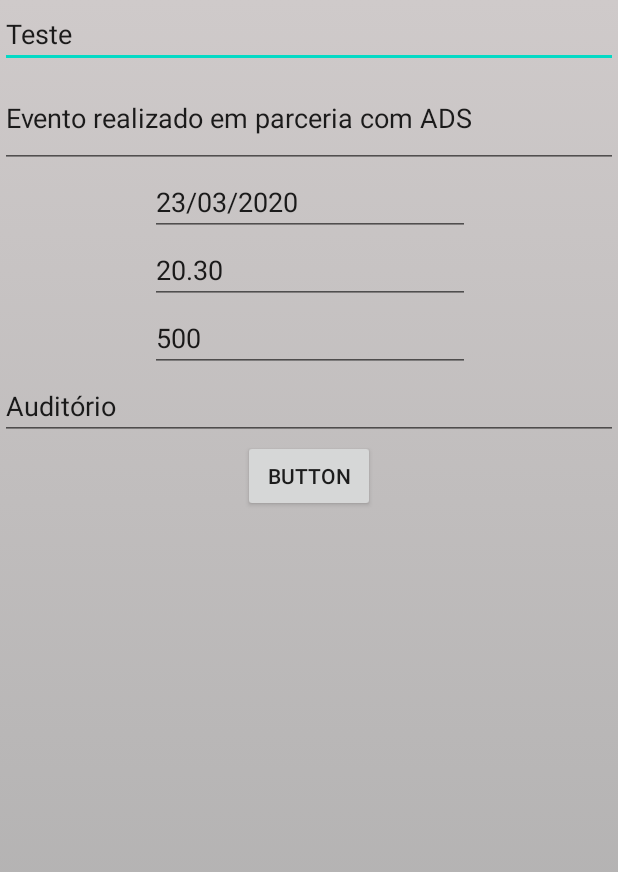
After one commit to evandrolvg/Eventos, an Android app: the EventoController screen opened directly, with no data from a screen before it, on a phone screen of 412 x 824 dp. The commit adds this screen. Shown: the top 872 px of the screen. Run offline under Robolectric (Android 15) with nearby library versions, the phone set to English and light mode, and no system bars; our stand-ins replace Firebase (no records; nobody signed in at launch, a user with empty details on screens opened directly); libraries missing offline, so code that uses them is left out: com.github.rtoshiro.util; 6 statements that could not run were skipped.

Commit message:
Login, cadastro e listagem

```diff
--- a/app/build.gradle
+++ b/app/build.gradle
@@ -29,6 +29,10 @@ dependencies {
 
     implementation 'androidx.appcompat:appcompat:1.1.0'
     implementation 'androidx.constraintlayout:constraintlayout:1.1.3'
+    implementation 'com.google.android.material:material:1.0.0'
+    implementation 'androidx.navigation:navigation-fragment:2.0.0'
+    implementation 'androidx.navigation:navigation-ui:2.0.0'
+    implementation 'com.google.firebase:firebase-auth:19.3.0'
     testImplementation 'junit:junit:4.12'
     androidTestImplementation 'androidx.test.ext:junit:1.1.1'
     androidTestImplementation 'androidx.test.espresso:espresso-core:3.2.0'
--- /dev/null
+++ b/app/src/main/java/com/example/eventos/EventoController.java
@@ -0,0 +1,100 @@
+package com.example.eventos;
+
+import android.os.Bundle;
+import android.text.TextUtils;
+import android.view.View;
+import android.widget.Button;
+import android.widget.EditText;
+import android.widget.ListView;
+import android.widget.Toast;
+
+import androidx.appcompat.app.AppCompatActivity;
+
+import com.github.rtoshiro.util.format.SimpleMaskFormatter;
+import com.github.rtoshiro.util.format.text.MaskTextWatcher;
+import com.google.firebase.database.DatabaseReference;
+import com.google.firebase.database.FirebaseDatabase;
+
+import java.text.ParseException;
+import java.util.ArrayList;
+
+public class EventoController extends AppCompatActivity {
+    private EditText etNome;
+    private EditText etDescricao;
+    private EditText etData;
+    private EditText etValor;
+    private EditText etQtdeVagas;
+    private EditText etLocalRealizacao;
+    private Button btnSalvar;
+
+    DatabaseReference databaseEventos;
+
+    @Override
+    protected void onCreate(Bundle savedInstanceState) {
+        super.onCreate(savedInstanceState);
+        setContentView(R.layout.cadastro_evento);
+
+        databaseEventos = FirebaseDatabase.getInstance().getReference("eventos");
+
+        etNome = findViewById(R.id.etNome);
+        etDescricao = findViewById(R.id.etDescricao);
+        etData = findViewById(R.id.etData);
+        etValor = findViewById(R.id.etValor);
+        etQtdeVagas = findViewById(R.id.etQtdeVagas);
+        etLocalRealizacao = findViewById(R.id.etLocalRealizacao);
+
+        btnSalvar = (Button) findViewById(R.id.btnSalvar);
+
+        //criar a mascara
+        SimpleMaskFormatter simpleMaskFormatterData =
+                new SimpleMaskFormatter("NN/NN/NNNN");
+        MaskTextWatcher maskTextWatcherData =
+                new MaskTextWatcher(etData, simpleMaskFormatterData);
+        etData.addTextChangedListener(maskTextWatcherData);
+
+        SimpleMaskFormatter simpleMaskFormatterValor =
+                new SimpleMaskFormatter("N,N");
+        MaskTextWatcher maskTextWatcherValor =
+                new MaskTextWatcher(etValor, simpleMaskFormatterValor);
+        etValor.addTextChangedListener(maskTextWatcherValor);
+
+        //adding an onclicklistener to button
+        btnSalvar.setOnClickListener(new View.OnClickListener() {
+            @Override
+            public void onClick(View view) {
+                try {
+                    addEvento();
+                } catch (ParseException e) {
+                    e.printStackTrace();
+                }
+
+            }
+        });
+    }
+
+    private void addEvento() throws ParseException {
+        String nome = etNome.getText().toString().trim();
+        String descricao = etDescricao.getText().toString().trim();
+        String data = etData.getText().toString().trim();
+        String valor = etValor.getText().toString().trim();
+        String qtdeVagas = etQtdeVagas.getText().toString().trim();
+        String localRealizacao = etLocalRealizacao.getText().toString().trim();
+
+        if (!TextUtils.isEmpty(nome) && !TextUtils.isEmpty(descricao) && !TextUtils.isEmpty(data) && !TextUtils.isEmpty(valor) && !TextUtils.isEmpty(qtdeVagas) && !TextUtils.isEmpty(localRealizacao)) {
+            String id = databaseEventos.push().getKey();
+
+            //Date dataParse = new SimpleDateFormat("dd/MM/yyyy").parse(data);
+            double valorParse = Double.parseDouble(valor);
+            int qtdeVagasParse = Integer.parseInt(qtdeVagas);
+            Evento evento = new Evento(id, nome, descricao, data, valorParse, qtdeVagasParse, localRealizacao);
+
+            databaseEventos.child(id).setValue(evento);
+            //etNome.setText("");
+
+            Toast.makeText(this, "Evento cadastrado com sucesso.", Toast.LENGTH_LONG).show();
+        } else {
+            Toast.makeText(this, "Por favor, preencha todos os campos", Toast.LENGTH_LONG).show();
+        }
+
+    }
+}
--- a/app/src/main/java/com/example/eventos/EventoList.java
+++ b/app/src/main/java/com/example/eventos/EventoList.java
@@ -36,7 +36,7 @@ public class EventoList extends ArrayAdapter<Evento> {
         tvDescricao.setText(evento.getDescricao());
         tvData.setText(evento.getData());
         tvValor.setText(String.valueOf(evento.getValor()));
-        tvQtdeVagas.setText(evento.getQtdeVagas());
+        tvQtdeVagas.setText(String.valueOf(evento.getQtdeVagas()));
         tvLocalRealizacao.setText(evento.getLocalRealizacao());
 
         return listViewItem;
--- a/app/src/main/res/drawable/background.xml
+++ b/app/src/main/res/drawable/background.xml
@@ -4,7 +4,7 @@
         <shape xmlns:android="http://schemas.android.com/apk/res/android"
             android:shape="rectangle">
             <solid android:color="@android:color/white"/>
-            <gradient android:angle="90" android:startColor="@android:color/darker_gray" android:endColor="@android:color/tertiary_text_light" android:type="linear"/>
+            <gradient android:angle="90" android:startColor="@android:color/darker_gray" android:endColor="#CFCACA" android:type="linear"/>
         </shape>
 
     </item>
--- /dev/null
+++ b/app/src/main/res/layout/cadastro_evento.xml
@@ -0,0 +1,103 @@
+<?xml version="1.0" encoding="utf-8"?>
+<androidx.constraintlayout.widget.ConstraintLayout xmlns:android="http://schemas.android.com/apk/res/android"
+    xmlns:app="http://schemas.android.com/apk/res-auto"
+    xmlns:tools="http://schemas.android.com/tools"
+    android:layout_width="match_parent"
+    android:layout_height="match_parent"
+    android:background="@drawable/background"
+    tools:context=".MainActivity">
+
+    <EditText
+        android:id="@+id/etNome"
+        android:layout_width="match_parent"
+        android:layout_height="wrap_content"
+        android:hint="Nome"
+        android:text="Teste"
+        app:layout_constraintEnd_toEndOf="parent"
+        app:layout_constraintHorizontal_bias="0.0"
+        app:layout_constraintStart_toStartOf="parent"
+        app:layout_constraintTop_toTopOf="parent" />
+
+
+    <EditText
+        android:id="@+id/etDescricao"
+        android:layout_width="match_parent"
+        android:layout_height="wrap_content"
+        android:hint="Descrição"
+        android:lines="2"
+        android:maxLength="2500"
+        android:maxLines="5"
+        android:text="Evento realizado em parceria com ADS"
+        app:layout_constraintEnd_toEndOf="parent"
+        app:layout_constraintHorizontal_bias="0.0"
+        app:layout_constraintStart_toStartOf="parent"
+        app:layout_constraintTop_toBottomOf="@+id/etNome" />
+
+    <EditText
+        android:id="@+id/etData"
+        android:layout_width="wrap_content"
+        android:layout_height="wrap_content"
+        android:autoText="true"
+        android:ems="10"
+        android:inputType="date"
+        android:text="23/03/2020"
+        app:layout_constraintEnd_toEndOf="parent"
+        app:layout_constraintHorizontal_bias="0.503"
+        app:layout_constraintStart_toStartOf="parent"
+        app:layout_constraintTop_toBottomOf="@+id/etDescricao" />
+
+    <EditText
+        android:id="@+id/etValor"
+        android:layout_width="wrap_content"
+        android:layout_height="wrap_content"
+        android:ems="10"
+        android:inputType="numberDecimal"
+        android:text="20.30"
+        app:layout_constraintEnd_toEndOf="parent"
+        app:layout_constraintHorizontal_bias="0.503"
+        app:layout_constraintStart_toStartOf="parent"
+        app:layout_constraintTop_toBottomOf="@+id/etData" />
+
+    <EditText
+        android:id="@+id/etQtdeVagas"
+        android:layout_width="wrap_content"
+        android:layout_height="wrap_content"
+        android:ems="10"
+        android:inputType="number"
+        android:text="500"
+        app:layout_constraintEnd_toEndOf="parent"
+        app:layout_constraintHorizontal_bias="0.503"
+        app:layout_constraintStart_toStartOf="parent"
+        app:layout_constraintTop_toBottomOf="@+id/etValor" />
+
+    <EditText
+        android:id="@+id/etLocalRealizacao"
+        android:layout_width="match_parent"
+        android:layout_height="wrap_content"
+        android:hint="Local"
+        android:text="Auditório"
+        app:layout_constraintEnd_toEndOf="parent"
+        app:layout_constraintHorizontal_bias="0.0"
+        app:layout_constraintStart_toStartOf="parent"
+        app:layout_constraintTop_toBottomOf="@+id/etQtdeVagas" />
+
+    <Button
+        android:id="@+id/btnSalvar"
+        android:layout_width="wrap_content"
+        android:layout_height="wrap_content"
+        android:text="Button"
+        app:layout_constraintEnd_toEndOf="parent"
+        app:layout_constraintStart_toStartOf="parent"
+        app:layout_constraintTop_toBottomOf="@+id/etLocalRealizacao" />
+
+    <ListView
+        android:id="@+id/ltEventos"
+        android:layout_width="match_parent"
+        android:layout_height="wrap_content"
+        app:layout_constraintEnd_toEndOf="parent"
+        app:layout_constraintStart_toStartOf="parent"
+        app:layout_constraintTop_toBottomOf="@+id/btnSalvar"
+        tools:ignore="MissingConstraints" />
+
+
+</androidx.constraintlayout.widget.ConstraintLayout>
--- /dev/null
+++ b/app/src/main/res/values/dimens.xml
@@ -0,0 +1,3 @@
+<resources>
+    <dimen name="fab_margin">16dp</dimen>
+</resources>
--- /dev/null
+++ b/app/src/main/res/values/refs.xml
@@ -0,0 +1,2 @@
+<?xml version="1.0" encoding="utf-8"?>
+<resources></resources>
--- a/app/src/main/res/values/styles.xml
+++ b/app/src/main/res/values/styles.xml
@@ -8,4 +8,13 @@
         <item name="colorAccent">@color/colorAccent</item>
     </style>
 
+    <style name="AppTheme.NoActionBar">
+        <item name="windowActionBar">false</item>
+        <item name="windowNoTitle">true</item>
+    </style>
+
+    <style name="AppTheme.AppBarOverlay" parent="ThemeOverlay.AppCompat.Dark.ActionBar" />
+
+    <style name="AppTheme.PopupOverlay" parent="ThemeOverlay.AppCompat.Light" />
+
 </resources>
```
Also changed, not shown: app/src/main/AndroidManifest.xml (+11 -1 lines), app/src/main/java/com/example/eventos/Login.java (added, +84 -0 lines), app/src/main/java/com/example/eventos/MainActivity.java (+8 -69 lines), app/src/main/res/layout/activity_login.xml (added, +50 -0 lines), app/src/main/res/layout/activity_main.xml (+19 -83 lines), app/src/main/res/navigation/nav_graph.xml (added, +28 -0 lines), app/src/main/res/values/strings.xml (+9 -0 lines), app/src/main/res/drawable/admin.png (added).
